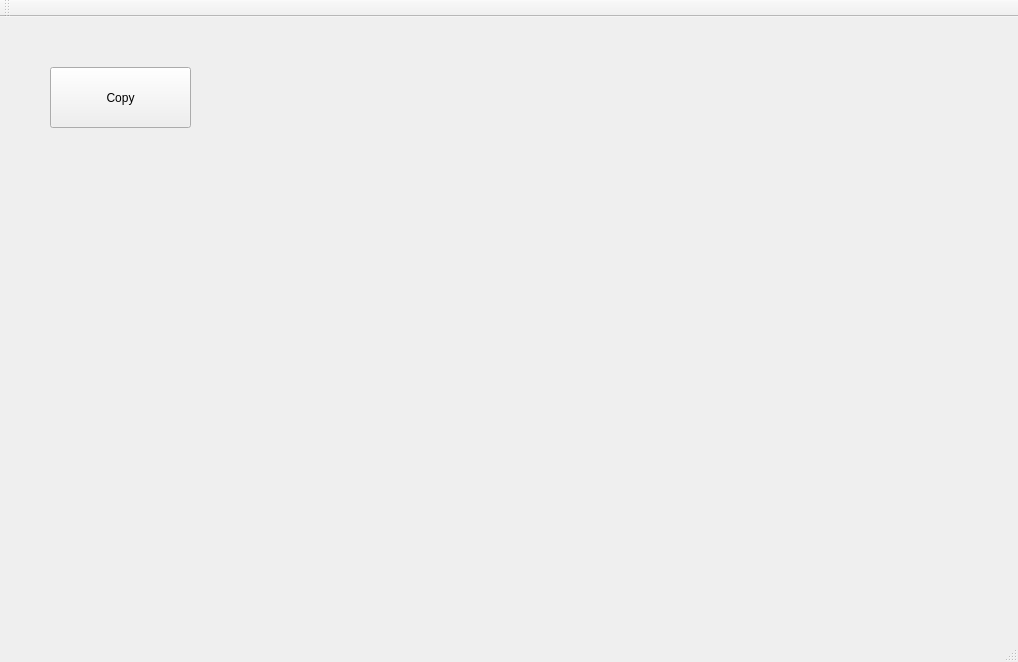
The window that FileSync/mainwidget.ui (techbearHub/FileSync) describes before a commit, drawn with Qt 5.
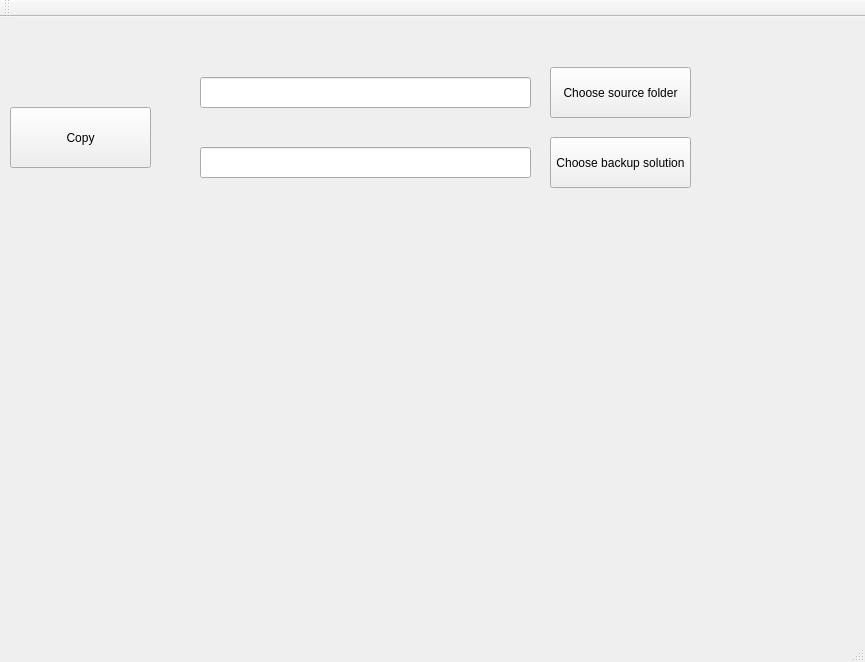
The same window after the commit.

The edit to the form file:
```diff
--- a/FileSync/mainwidget.ui
+++ b/FileSync/mainwidget.ui
@@ -6,7 +6,7 @@
    <rect>
     <x>0</x>
     <y>0</y>
-    <width>1018</width>
+    <width>865</width>
     <height>662</height>
    </rect>
   </property>
@@ -17,8 +17,8 @@
    <widget class="QPushButton" name="btnSync">
     <property name="geometry">
      <rect>
-      <x>50</x>
-      <y>50</y>
+      <x>10</x>
+      <y>90</y>
       <width>141</width>
       <height>61</height>
      </rect>
@@ -40,6 +40,52 @@
      <string/>
     </property>
    </widget>
+   <widget class="QPushButton" name="pushButton">
+    <property name="geometry">
+     <rect>
+      <x>550</x>
+      <y>50</y>
+      <width>141</width>
+      <height>51</height>
+     </rect>
+    </property>
+    <property name="text">
+     <string>Choose source folder</string>
+    </property>
+   </widget>
+   <widget class="QPushButton" name="pushButton_2">
+    <property name="geometry">
+     <rect>
+      <x>550</x>
+      <y>120</y>
+      <width>141</width>
+      <height>51</height>
+     </rect>
+    </property>
+    <property name="text">
+     <string>Choose backup solution</string>
+    </property>
+   </widget>
+   <widget class="QLineEdit" name="lineEdit">
+    <property name="geometry">
+     <rect>
+      <x>200</x>
+      <y>60</y>
+      <width>331</width>
+      <height>31</height>
+     </rect>
+    </property>
+   </widget>
+   <widget class="QLineEdit" name="lineEdit_2">
+    <property name="geometry">
+     <rect>
+      <x>200</x>
+      <y>130</y>
+      <width>331</width>
+      <height>31</height>
+     </rect>
+    </property>
+   </widget>
   </widget>
   <widget class="QMenuBar" name="menuBar">
    <property name="geometry">
```
Left out of the diff: 2 changed lines with no effect on the pictures.
